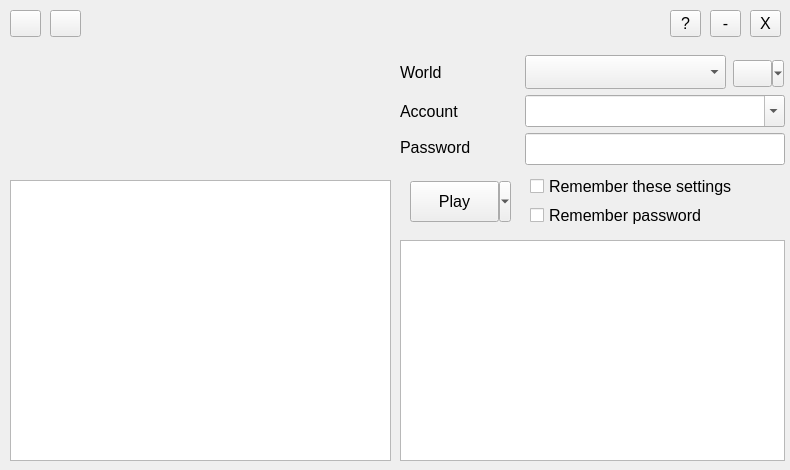
Before: the Qt Designer form src/onelauncher/ui/main.ui in JuneStepp/OneLauncher, drawn with Qt 5.
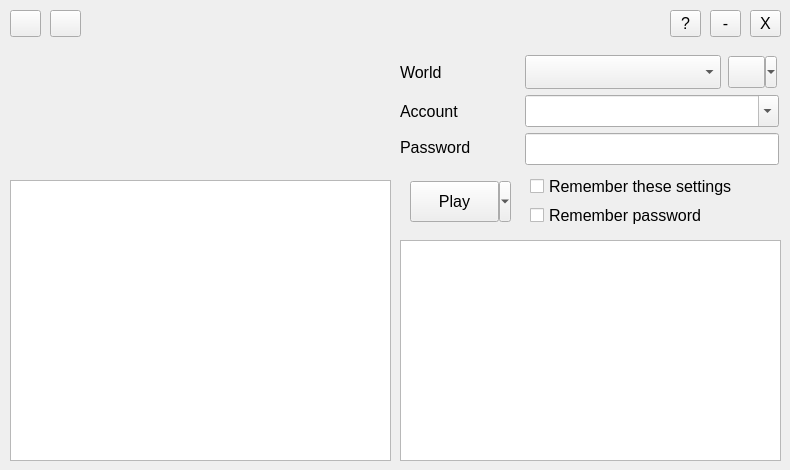
After: the same form once the commit is applied.

Commit message: feat: Fix unequal main window outer margins and squished switch game button

The edit to the form file:
```diff
--- a/src/onelauncher/ui/main.ui
+++ b/src/onelauncher/ui/main.ui
@@ -93,7 +93,7 @@
      <rect>
       <x>525</x>
       <y>55</y>
-      <width>201</width>
+      <width>196</width>
       <height>34</height>
      </rect>
     </property>
@@ -111,7 +111,7 @@
      <rect>
       <x>525</x>
       <y>133</y>
-      <width>260</width>
+      <width>254</width>
       <height>32</height>
      </rect>
     </property>
@@ -190,7 +190,7 @@
      <rect>
       <x>400</x>
       <y>240</y>
-      <width>385</width>
+      <width>381</width>
       <height>221</height>
      </rect>
     </property>
@@ -282,10 +282,10 @@
    <widget class="QToolButton" name="btnSwitchGame">
     <property name="geometry">
      <rect>
-      <x>733</x>
-      <y>60</y>
-      <width>51</width>
-      <height>27</height>
+      <x>728</x>
+      <y>56</y>
+      <width>49</width>
+      <height>32</height>
      </rect>
     </property>
     <property name="focusPolicy">
@@ -299,8 +299,8 @@
     </property>
     <property name="iconSize">
      <size>
-      <width>32</width>
-      <height>32</height>
+      <width>22</width>
+      <height>22</height>
      </size>
     </property>
     <property name="popupMode">
@@ -377,7 +377,7 @@
      <rect>
       <x>525</x>
       <y>95</y>
-      <width>260</width>
+      <width>254</width>
       <height>32</height>
      </rect>
     </property>
```
The commit also changes 2 other files.
